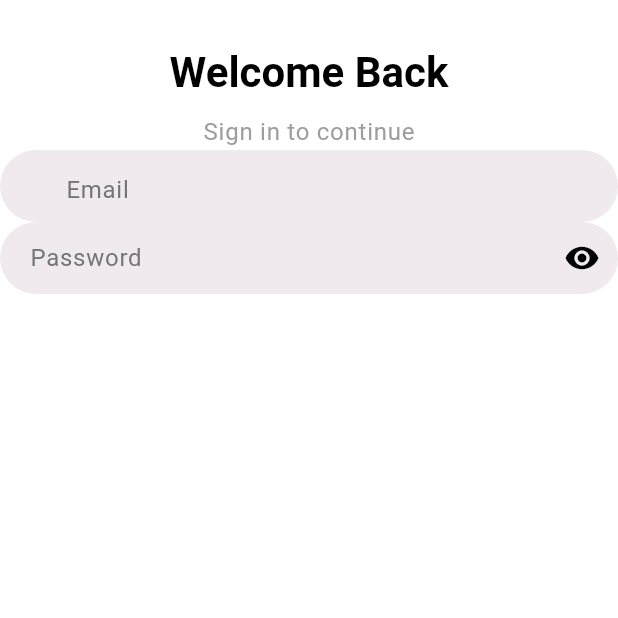
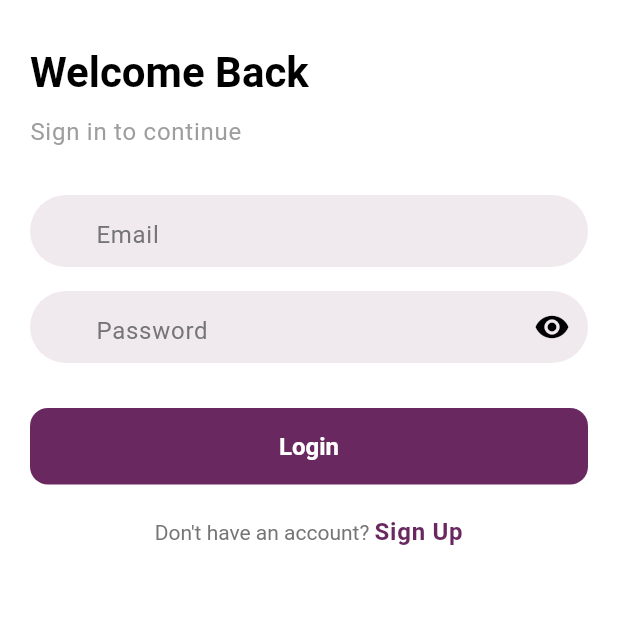
Before and after one commit to Cipher-Dark/Pop-Messaging-App, a Flutter app: the screen it shows after launch, on a phone screen of 412 x 824 dp, the top half of it. Run offline on Flutter 3.47's test engine with Material 3 defaults, Android fonts, the phone set to English and light mode, and no system bars.

Commit message:
login screen phase 1

```diff
--- /dev/null
+++ b/lib/core/common/custom_button.dart
@@ -0,0 +1,47 @@
+import 'package:flutter/material.dart';
+
+class CustomButton extends StatelessWidget {
+  final Widget? child;
+  final String? text;
+  final Function()? onPressed;
+  const CustomButton({
+    super.key,
+    this.child,
+    this.text,
+    this.onPressed,
+  }) : assert(
+          text != null || child != null,
+          'Either text or child must be provided',
+        );
+
+  @override
+  Widget build(BuildContext context) {
+    return SizedBox(
+      width: double.infinity,
+      child: ElevatedButton(
+        style: ElevatedButton.styleFrom(
+          backgroundColor: Theme.of(context).colorScheme.primary,
+          foregroundColor: Colors.black87,
+          padding: const EdgeInsets.symmetric(vertical: 16),
+          shape: RoundedRectangleBorder(
+            borderRadius: BorderRadius.circular(12),
+          ),
+        ),
+        onPressed: onPressed == null
+            ? null
+            : () async {
+                await onPressed?.call();
+              },
+        child: child ??
+            Text(
+              text!,
+              style: const TextStyle(
+                fontSize: 16,
+                color: Colors.white,
+                fontWeight: FontWeight.bold,
+              ),
+            ),
+      ),
+    );
+  }
+}
--- a/lib/presentation/screens/auth/login_screen.dart
+++ b/lib/presentation/screens/auth/login_screen.dart
@@ -1,4 +1,6 @@
+import 'package:flutter/gestures.dart';
 import 'package:flutter/material.dart';
+import 'package:pop_chat/core/common/custom_button.dart';
 import 'package:pop_chat/core/common/custom_text_filed.dart';
 
 class LoginScreen extends StatefulWidget {
@@ -15,8 +17,11 @@ class _LoginScreenState extends State<LoginScreen> {
   Widget build(BuildContext context) {
     return Scaffold(
       body: SafeArea(
+        child: Padding(
+          padding: const EdgeInsets.symmetric(horizontal: 20),
           child: Form(
             child: Column(
+              crossAxisAlignment: CrossAxisAlignment.start,
               children: [
                 SizedBox(height: 30),
                 Text(
@@ -32,19 +37,47 @@ class _LoginScreenState extends State<LoginScreen> {
                         color: Colors.grey,
                       ),
                 ),
+                SizedBox(height: 30),
                 CustomTextFiled(
                   controller: emailController,
                   hintText: "Email",
                   obscureText: false,
-                prefixIcon: Icon(Icons.email_rounded),
+                  prefixIcon: Icon(Icons.email_outlined),
                 ),
+                SizedBox(height: 16),
                 CustomTextFiled(
                   controller: passwordController,
                   hintText: "Password",
                   obscureText: true,
                   suffixIcon: Icon(Icons.visibility),
+                  prefixIcon: Icon(Icons.lock_outline),
+                ),
+                SizedBox(height: 30),
+                CustomButton(
+                  onPressed: () {},
+                  text: "Login",
+                ),
+                SizedBox(height: 20),
+                Center(
+                  child: RichText(
+                    text: TextSpan(
+                      text: "Don't have an account? ",
+                      style: TextStyle(color: Colors.grey.shade600),
+                      children: [
+                        TextSpan(
+                          text: "Sign Up",
+                          style: Theme.of(context).textTheme.bodyLarge?.copyWith(
+                                color: Theme.of(context).primaryColor,
+                                fontWeight: FontWeight.bold,
+                              ),
+                          recognizer: TapGestureRecognizer(),
+                        )
+                      ],
+                    ),
+                  ),
                 ),
               ],
+            ),
           ),
         ),
       ),
```
Lines whose indentation alone changed are shown as unchanged.
